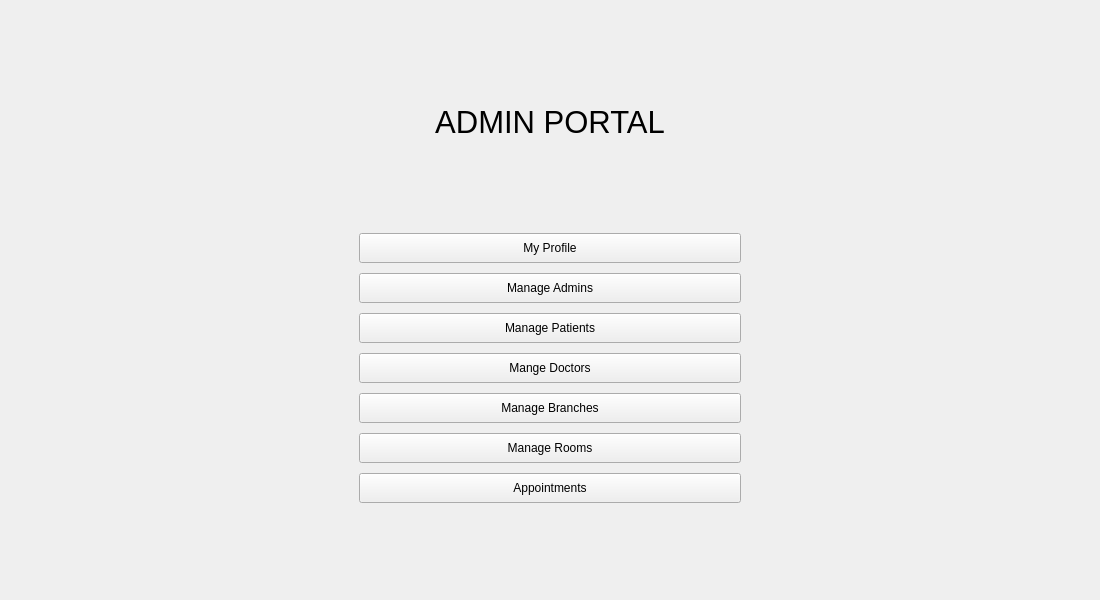
The window that backend/ui/admin/admin_main_interface.ui (MZaidNaeem/hospital_management_system) describes before a commit, drawn with Qt 5.
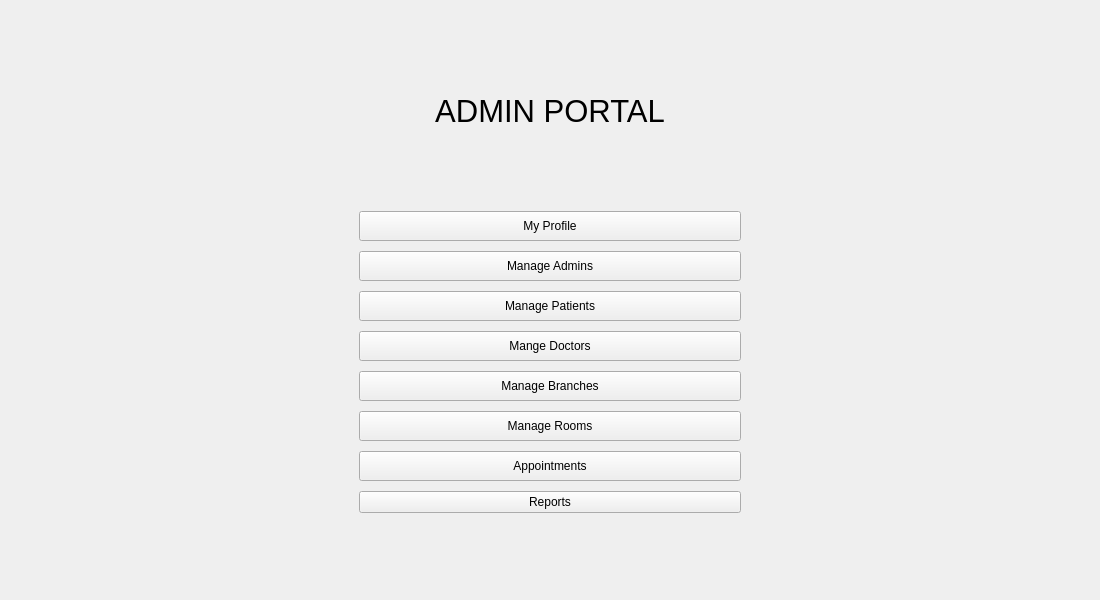
The same window after the commit.

Commit message: report interface working

Patch:
```diff
--- a/backend/ui/admin/admin_main_interface.ui
+++ b/backend/ui/admin/admin_main_interface.ui
@@ -176,6 +176,13 @@
           </property>
          </widget>
         </item>
+        <item>
+         <widget class="QPushButton" name="report_button">
+          <property name="text">
+           <string>Reports</string>
+          </property>
+         </widget>
+        </item>
        </layout>
       </item>
      </layout>
```
The commit also changes 9 other files.
